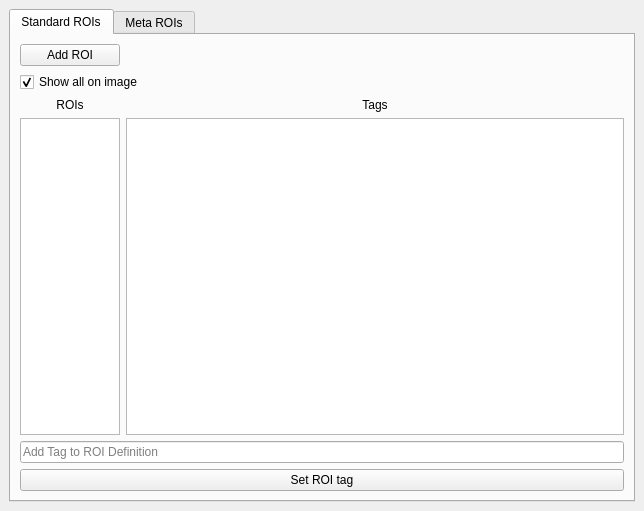
First picture: the form in viewer/modules/ui_files/roi_manager_pytemplate.ui, repository kushalkolar/MESmerize, before the edit.
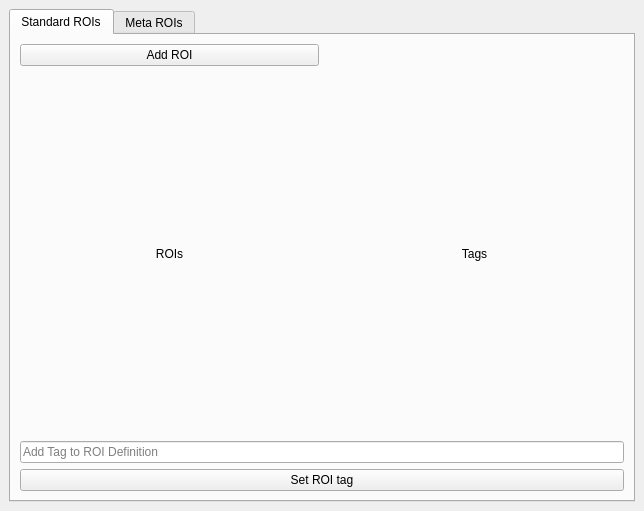
Second picture: the form after the edit.

Commit message: Began massive implementation of a uniform ROIManager. Began working on CNMFE module Output class to import the data into the viewer. Haven't tested any of this yet. Update add_to_project.py, common.py, and 9 more files...

What changed in the file:
```diff
--- a/viewer/modules/ui_files/roi_manager_pytemplate.ui
+++ b/viewer/modules/ui_files/roi_manager_pytemplate.ui
@@ -32,33 +32,8 @@
           </property>
          </widget>
         </item>
-        <item row="1" column="0" colspan="2">
-         <widget class="QCheckBox" name="checkBoxShowAllROIs">
-          <property name="sizePolicy">
-           <sizepolicy hsizetype="Fixed" vsizetype="Fixed">
-            <horstretch>0</horstretch>
-            <verstretch>0</verstretch>
-           </sizepolicy>
-          </property>
-          <property name="maximumSize">
-           <size>
-            <width>16777215</width>
-            <height>20</height>
-           </size>
-          </property>
-          <property name="toolTip">
-           <string>Show all ROIs or just the one selected from the list</string>
-          </property>
-          <property name="text">
-           <string>Show all on image</string>
-          </property>
-          <property name="checked">
-           <bool>true</bool>
-          </property>
-         </widget>
-        </item>
-        <item row="2" column="0">
-         <layout class="QVBoxLayout" name="verticalLayout_2">
+        <item row="1" column="0">
+         <layout class="QVBoxLayout" name="verticalLayoutROIList">
           <item>
            <widget class="QLabel" name="label">
             <property name="text">
@@ -69,35 +44,10 @@
             </property>
            </widget>
           </item>
-          <item>
-           <widget class="QListWidget" name="listwROIs">
-            <property name="sizePolicy">
-             <sizepolicy hsizetype="Fixed" vsizetype="Expanding">
-              <horstretch>0</horstretch>
-              <verstretch>0</verstretch>
-             </sizepolicy>
-            </property>
-            <property name="minimumSize">
-             <size>
-              <width>0</width>
-              <height>0</height>
-             </size>
-            </property>
-            <property name="maximumSize">
-             <size>
-              <width>100</width>
-              <height>16777215</height>
-             </size>
-            </property>
-            <property name="toolTip">
-             <string>ARRAYS START AT ZERO!</string>
-            </property>
-           </widget>
-          </item>
          </layout>
         </item>
-        <item row="2" column="1">
-         <layout class="QVBoxLayout" name="verticalLayout">
+        <item row="1" column="1">
+         <layout class="QVBoxLayout" name="verticalLayoutTags">
           <item>
            <widget class="QLabel" name="label_2">
             <property name="text">
@@ -108,32 +58,6 @@
             </property>
            </widget>
           </item>
-          <item>
-           <widget class="QListWidget" name="listwROIDefs">
-            <property name="sizePolicy">
-             <sizepolicy hsizetype="Expanding" vsizetype="Expanding">
-              <horstretch>0</horstretch>
-              <verstretch>0</verstretch>
-             </sizepolicy>
-            </property>
-            <property name="minimumSize">
-             <size>
-              <width>0</width>
-              <height>0</height>
-             </size>
-            </property>
-            <property name="maximumSize">
-             <size>
-              <width>16777215</width>
-              <height>16777215</height>
-             </size>
-            </property>
-            <property name="toolTip">
-             <string>ROI Definitions pulled from your config file.
-To add more definitions go to Main Menu -&gt; Edit -&gt; Project Configuration</string>
-            </property>
-           </widget>
-          </item>
          </layout>
         </item>
         <item row="3" column="0" colspan="2">
```
Left out of the diff: 27 changed lines with no effect on the pictures. The commit also changes 10 other files.
